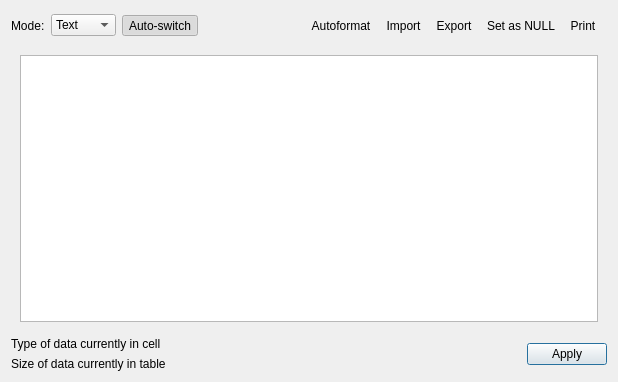
sqlitebrowser/sqlitebrowser, file src/EditDialog.ui: the form before one commit.
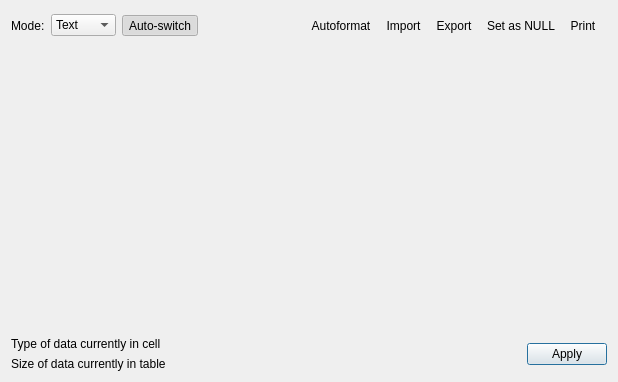
The form after the commit. Icons and pictures are not drawn.

Commit message: Drop the QTextEdit widget in the Edit Database Cell dock

```diff
--- a/src/EditDialog.ui
+++ b/src/EditDialog.ui
@@ -126,24 +126,12 @@
      <property name="currentIndex">
       <number>0</number>
      </property>
-     <widget class="QWidget" name="verticalLayout_4">
-      <layout class="QVBoxLayout" name="verticalLayout_3">
-       <item>
-        <widget class="QTextEdit" name="editorText">
-         <property name="font">
-          <font>
-           <family>Monospace</family>
-          </font>
-         </property>
-         <property name="whatsThis">
-          <string>This area displays information about the data present in this database cell</string>
-         </property>
-         <property name="acceptRichText">
-          <bool>false</bool>
-         </property>
-        </widget>
-       </item>
-      </layout>
+     <widget class="QWidget" name="editorSci">
+      <property name="whatsThis">
+       <string>The text editor modes let you edit plain text, as well as JSON or XML data with syntax highlighting, automatic formatting and validation before saving.
+
+Errors are indicated with a red squiggle underline.</string>
+      </property>
      </widget>
      <widget class="QWidget" name="editorBinary">
       <property name="contextMenuPolicy">
```
Left out of the diff: 31 changed lines with no effect on the pictures. The commit also changes 6 other files.
